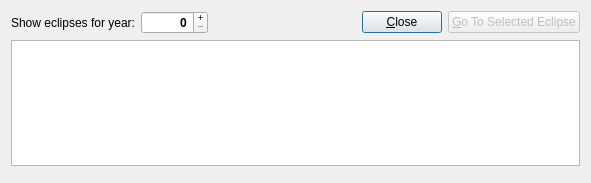
KDE/marble, file src/plugins/render/eclipses/EclipsesBrowserDialog.ui: the form before one commit.
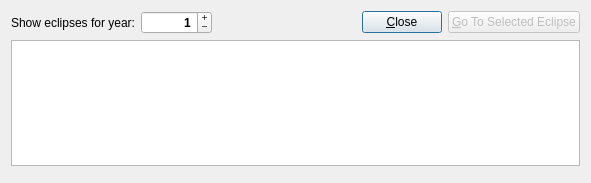
The form after the commit.

Commit message: EclipsesPlugin: Allow for years B.C.

The edit to the form file:
```diff
--- a/src/plugins/render/eclipses/EclipsesBrowserDialog.ui
+++ b/src/plugins/render/eclipses/EclipsesBrowserDialog.ui
@@ -68,11 +68,14 @@
         <property name="suffix">
          <string/>
         </property>
+        <property name="minimum">
+         <number>-100000</number>
+        </property>
         <property name="maximum">
          <number>100000</number>
         </property>
         <property name="value">
-         <number>0</number>
+         <number>1</number>
         </property>
        </widget>
       </item>
```
The commit also changes 2 other files.
